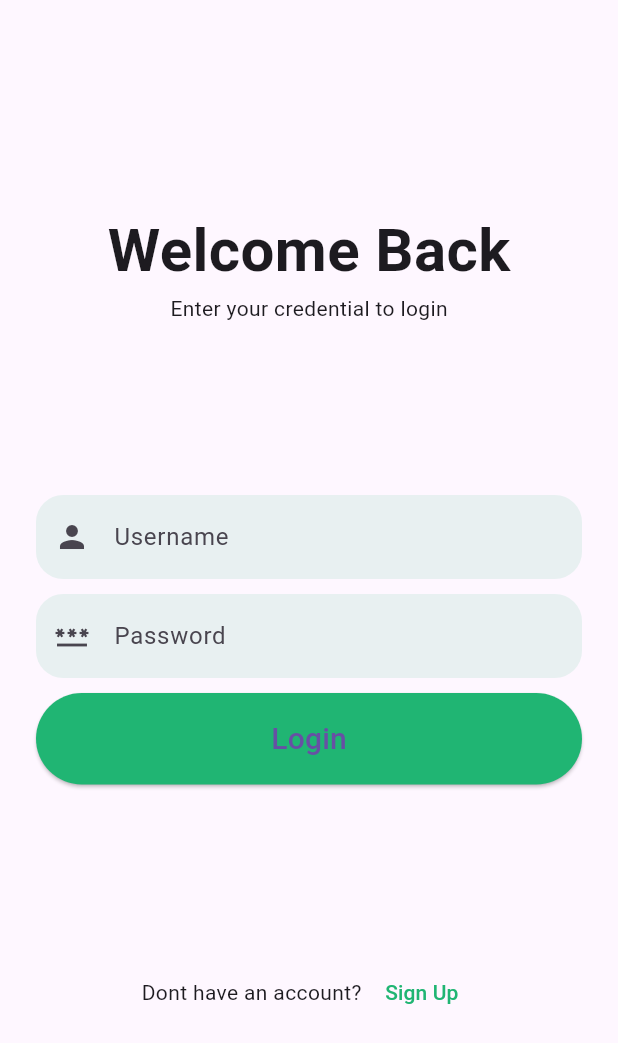
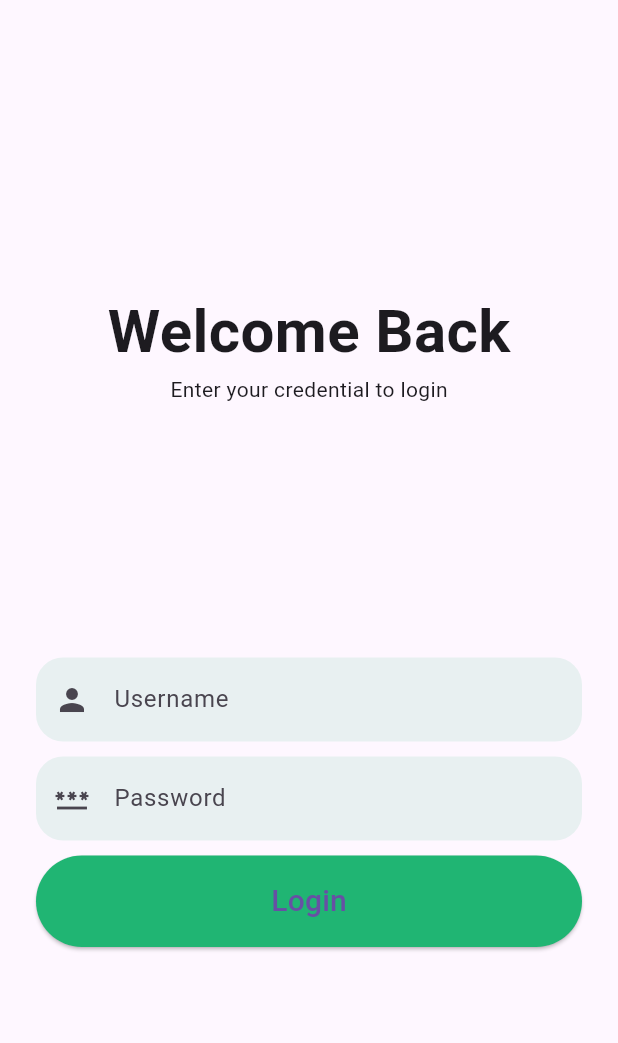
Before and after one commit to jeanpierrenashef/PharmaVend-app, a Flutter app: the screen it shows after launch, on a phone screen of 412 x 824 dp. Shown: the top 1043 px of the screen. Run offline on Flutter 3.47's test engine with Material 3 defaults, Android fonts, the light colour scheme and no system bars; our stand-ins replace flutter_dotenv, flutter_redux, google_maps_flutter, location, redux; missing offline and left inert: flutter_polyline_points.

```diff
--- a/lib/pages/login_page.dart
+++ b/lib/pages/login_page.dart
@@ -15,7 +15,6 @@ class LoginPage extends StatelessWidget {
             children: [
               _header(context),
               _inputField(context),
-              _signup(context),
             ],
           ),
         ),
@@ -78,19 +77,4 @@ class LoginPage extends StatelessWidget {
       ],
     );
   }
-
-  _signup(context) {
-    return Row(
-      mainAxisAlignment: MainAxisAlignment.center,
-      children: [
-        const Text("Dont have an account? "),
-        TextButton(
-            onPressed: () {},
-            child: const Text(
-              "Sign Up",
-              style: TextStyle(color: Color.fromRGBO(32, 181, 115, 1)),
-            ))
-      ],
-    );
-  }
 }
```
